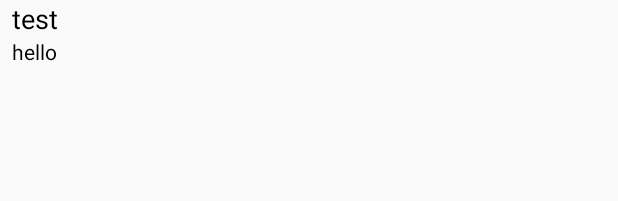
After one commit to chrispound/Capstone-Project, an Android app: the layout item_widget_repo.xml on its own in the app's theme, with its tools: preview values and no code run, on a phone screen of 412 x 824 dp. The commit adds this screen. Shown: the top 201 px of the screen. Run offline under Robolectric (Android 15) with nearby library versions, the phone set to English and light mode, and no system bars.

Commit message:
Feature: Added widget support.

```diff
--- /dev/null
+++ b/app/src/main/java/io/poundcode/gitdo/Constants.java
@@ -0,0 +1,5 @@
+package io.poundcode.gitdo;
+
+public class Constants {
+    public static final String SYNC_FINISHED = "sync_finished";
+}
--- a/app/src/main/java/io/poundcode/gitdo/data/repositories/RepositoryDatabase.java
+++ b/app/src/main/java/io/poundcode/gitdo/data/repositories/RepositoryDatabase.java
@@ -23,7 +23,8 @@ public class RepositoryDatabase extends SQLiteOpenHelper {
             + RepositoryContract.RepositoryColumns.DESCRIPTION + " TEXT,"
             + RepositoryContract.RepositoryColumns.NAME + TEXT_NOT_NULL
             + RepositoryContract.RepositoryColumns.PULL_REQUEST_COUNT + " TEXT,"
-            + RepositoryContract.RepositoryColumns.ISSUE_COUNT + " TEXT"
+            + RepositoryContract.RepositoryColumns.ISSUE_COUNT + " INTEGER,"
+            + RepositoryContract.RepositoryColumns.USER + " TEXT"
             + ")"
         );
     }
--- /dev/null
+++ b/app/src/main/res/layout/item_widget_repo.xml
@@ -0,0 +1,29 @@
+<?xml version="1.0" encoding="utf-8"?>
+<LinearLayout xmlns:android="http://schemas.android.com/apk/res/android"
+              android:layout_width="match_parent"
+              android:layout_height="match_parent"
+              android:orientation="vertical">
+
+    <TextView
+        android:id="@+id/repoName"
+        style="@style/TextAppearance.AppCompat.Headline"
+        android:layout_width="match_parent"
+        android:layout_height="wrap_content"
+        android:layout_marginLeft="8dp"
+        android:layout_marginStart="8dp"
+        android:text="test"
+        android:textSize="18sp"
+        android:textColor="@android:color/black"/>
+
+    <TextView
+        android:id="@+id/tvOpenIssues"
+        style="@style/TextAppearance.AppCompat.Subhead"
+        android:layout_width="match_parent"
+        android:layout_height="wrap_content"
+        android:layout_marginLeft="8dp"
+        android:layout_marginStart="8dp"
+        android:textSize="14sp"
+        android:textColor="@android:color/primary_text_light"
+        android:text="hello"/>
+
+</LinearLayout>
--- a/app/src/main/res/values/colors.xml
+++ b/app/src/main/res/values/colors.xml
@@ -4,4 +4,5 @@
     <color name="colorPrimaryDark">#303F9F</color>
     <color name="colorAccent">#448AFF</color>
     <color name="white">#FFFF</color>
+    <color name="divider">#767575</color>
 </resources>
--- a/app/src/main/res/values/strings.xml
+++ b/app/src/main/res/values/strings.xml
@@ -9,4 +9,6 @@
     <string name="cancel">Cancel</string>
     <string name="err_search_nothing_entered">Must enter at least one field.</string>
     <string name="search">Search</string>
+    <string name="no_data">No repositories! Try adding some.</string>
+    <string name="issue_count">"Issue Count: "</string>
 </resources>
```
Also changed, not shown: app/build.gradle (+4 -4 lines), app/src/main/AndroidManifest.xml (+18 -3 lines), app/src/main/java/io/poundcode/gitdo/data/repositories/RepositoryContract.java (+21 -7 lines), app/src/main/java/io/poundcode/gitdo/repositories/list/RepositoriesActivity.java (+8 -13 lines), app/src/main/java/io/poundcode/gitdo/test/TestData.java (+4 -4 lines), app/src/main/java/io/poundcode/gitdo/widget/GitDoWidgetListService.java (added, +108 -0 lines), app/src/main/java/io/poundcode/gitdo/widget/GitDoWidgetProvider.java (added, +57 -0 lines), app/src/main/res/layout/appwidget.xml (added, +29 -0 lines), app/src/main/res/layout/empty_widget.xml (added, +17 -0 lines), app/src/main/res/xml/gitdo_widget.xml (added, +9 -0 lines).
